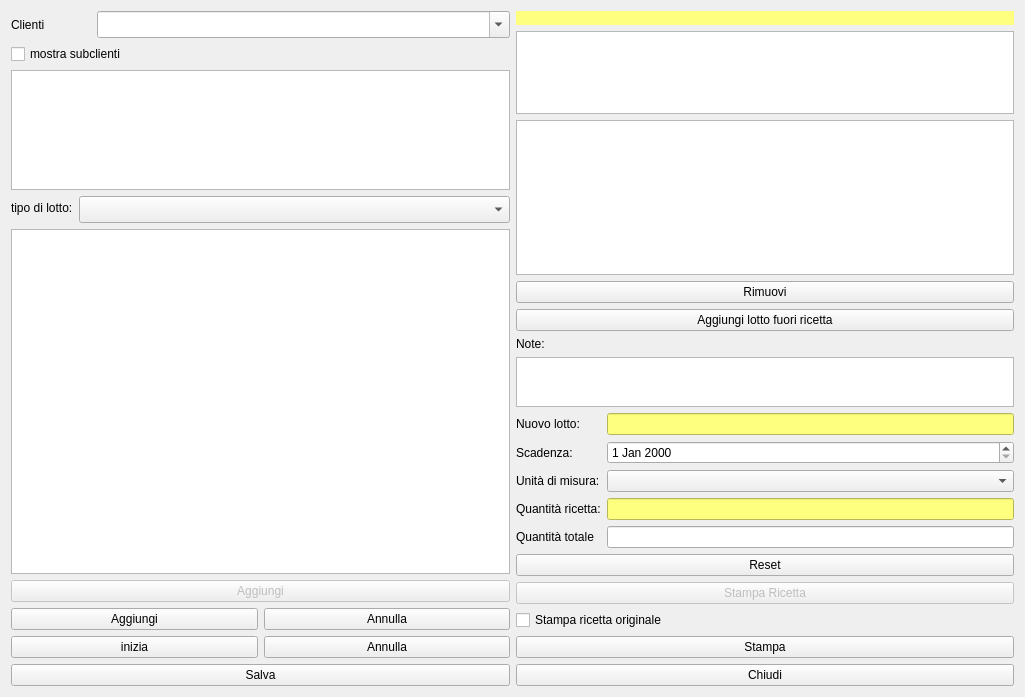
This is hproduction.ui in fblabs/hamlet-mod-sancon as Qt 5 draws it before an edit. The edited form follows.
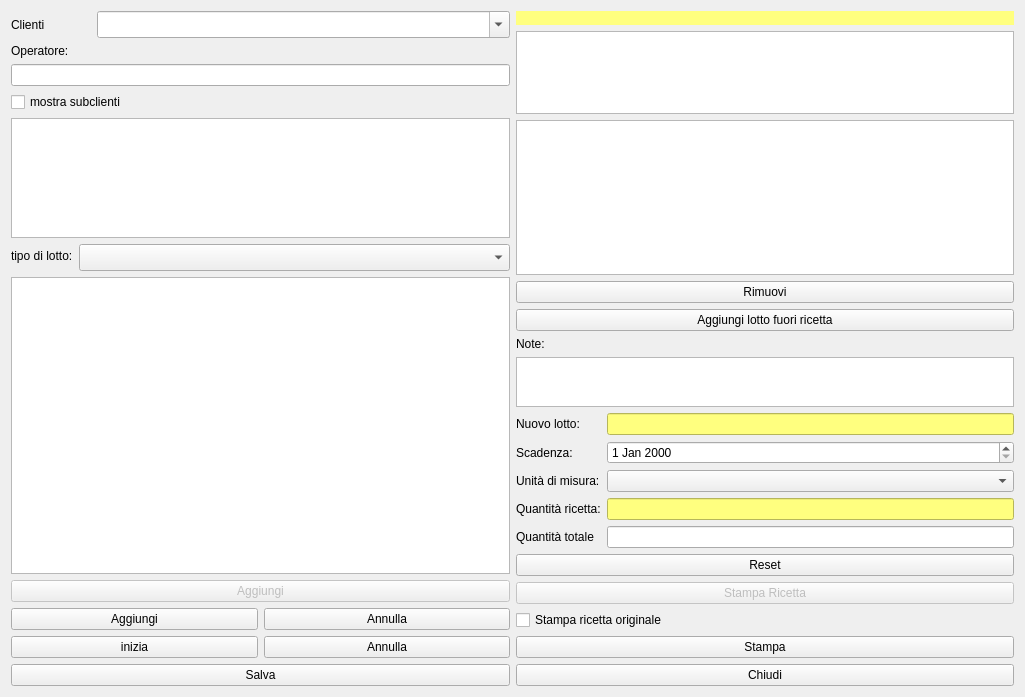
This is the edited form. Icons and pictures are not drawn.

Commit message: 2.9.8 - modificati permessi per programmazione - Stampa lotti - aggiunto operatore come campo a sé e relativa ricerca in HLotti

Patch:
```diff
--- a/hproduction.ui
+++ b/hproduction.ui
@@ -75,6 +75,16 @@
          </item>
         </layout>
        </item>
+       <item>
+        <widget class="QLabel" name="label">
+         <property name="text">
+          <string>Operatore:</string>
+         </property>
+        </widget>
+       </item>
+       <item>
+        <widget class="QLineEdit" name="leOperatore"/>
+       </item>
        <item>
         <widget class="QCheckBox" name="checkBox">
          <property name="text">
```
Left out of the diff: 29 changed lines with no effect on the pictures. The commit also changes 51 other files.
